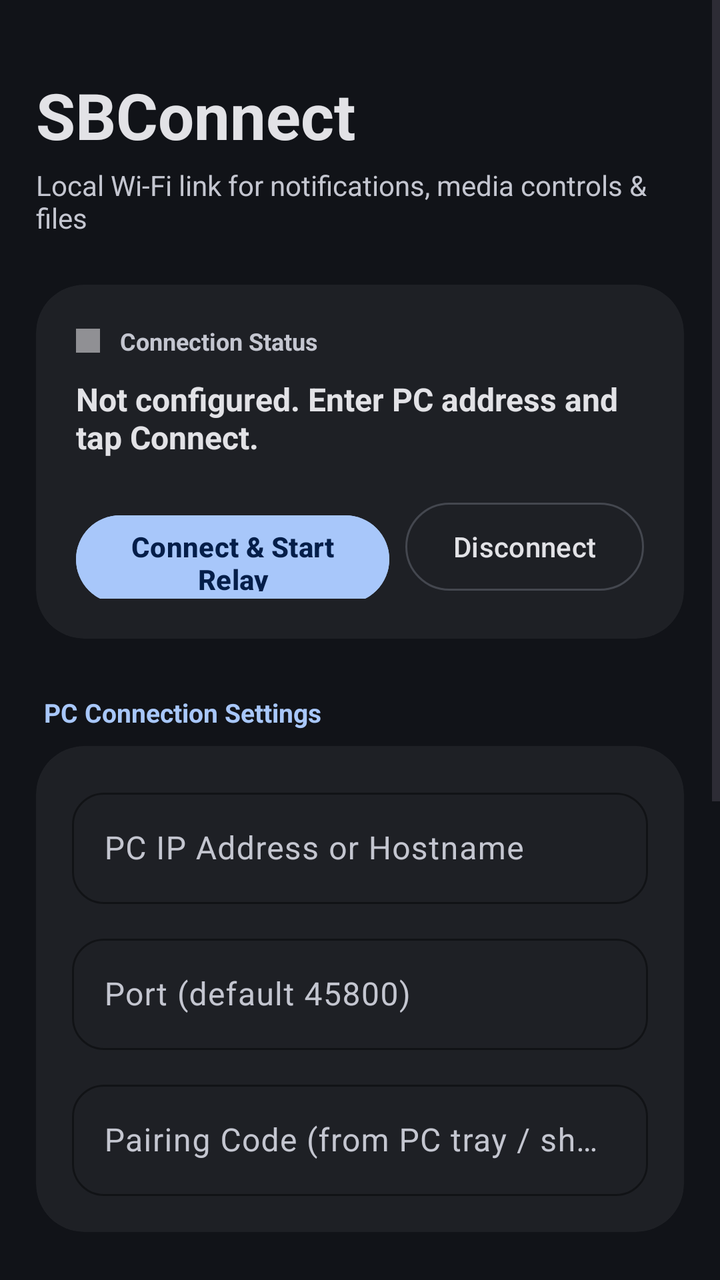
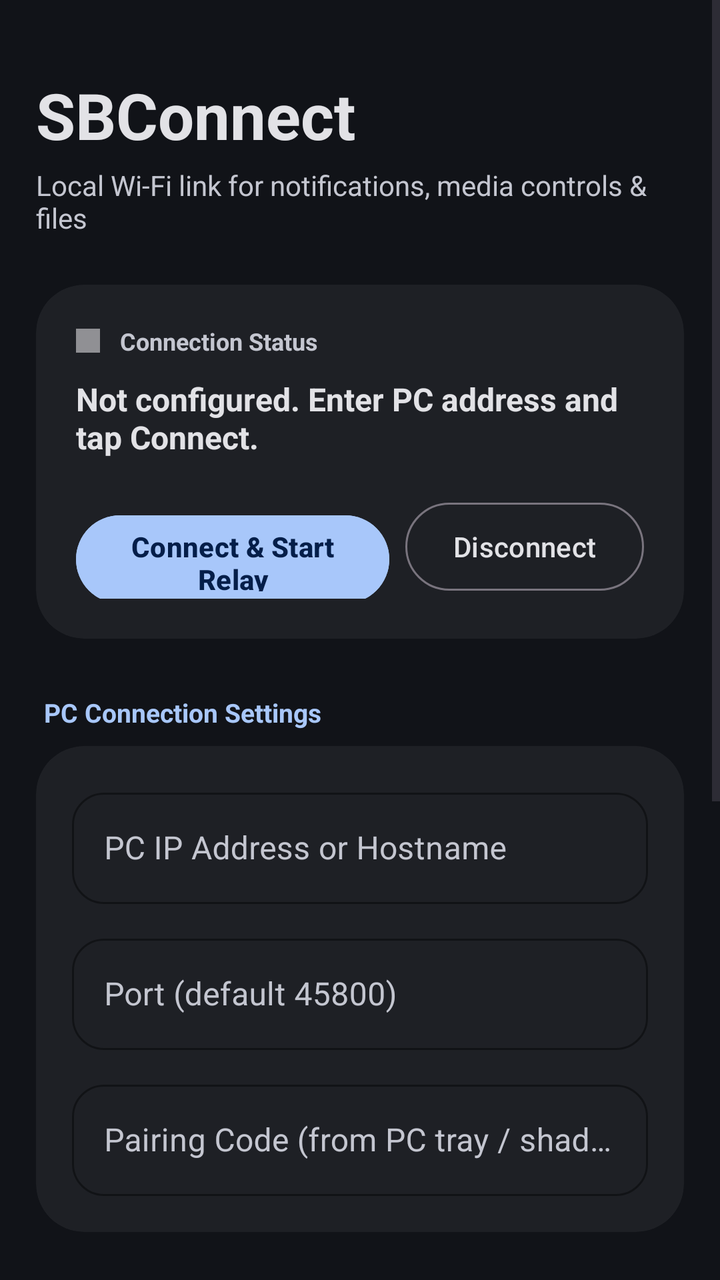

An Android layout rendered at two revisions. The XML below is the earlier revision; the diff shows what the commit changed to produce the second picture.
<!-- AndroidManifest.xml: application theme Theme.SBConnect -->
<!-- res/layout/activity_main.xml -->
<?xml version="1.0" encoding="utf-8"?>
<ScrollView xmlns:android="http://schemas.android.com/apk/res/android"
    xmlns:app="http://schemas.android.com/apk/res-auto"
    android:layout_width="match_parent"
    android:layout_height="match_parent"
    android:background="@color/surface"
    android:fillViewport="true">

    <LinearLayout
        android:layout_width="match_parent"
        android:layout_height="wrap_content"
        android:orientation="vertical"
        android:paddingHorizontal="18dp"
        android:paddingTop="36dp"
        android:paddingBottom="48dp">

        
        <TextView
            android:layout_width="wrap_content"
            android:layout_height="wrap_content"
            android:text="@string/app_name"
            android:textColor="@color/on_surface"
            android:textSize="32sp"
            android:textStyle="bold" />

        <TextView
            android:layout_width="wrap_content"
            android:layout_height="wrap_content"
            android:layout_marginTop="4dp"
            android:text="@string/app_subtitle"
            android:textColor="@color/on_surface_variant"
            android:textSize="14sp" />

        
        <com.google.android.material.card.MaterialCardView
            style="@style/Widget.SBConnect.Card"
            android:layout_width="match_parent"
            android:layout_height="wrap_content"
            android:layout_marginTop="24dp"
            app:cardCornerRadius="24dp">

            <LinearLayout
                android:layout_width="match_parent"
                android:layout_height="wrap_content"
                android:orientation="vertical"
                android:padding="20dp">

                <LinearLayout
                    android:layout_width="match_parent"
                    android:layout_height="wrap_content"
                    android:gravity="center_vertical"
                    android:orientation="horizontal">

                    <View
                        android:id="@+id/indicatorStatus"
                        android:layout_width="12dp"
                        android:layout_height="12dp"
                        android:background="@color/status_inactive" />

                    <TextView
                        android:layout_width="wrap_content"
                        android:layout_height="wrap_content"
                        android:layout_marginStart="10dp"
                        android:text="@string/section_status"
                        android:textColor="@color/on_surface_variant"
                        android:textSize="12sp"
                        android:textStyle="bold" />
                </LinearLayout>

                <TextView
                    android:id="@+id/textStatus"
                    android:layout_width="match_parent"
                    android:layout_height="wrap_content"
                    android:layout_marginTop="10dp"
                    android:text="@string/status_not_configured"
                    android:textColor="@color/on_surface"
                    android:textSize="16sp"
                    android:textStyle="bold" />

                <LinearLayout
                    android:layout_width="match_parent"
                    android:layout_height="wrap_content"
                    android:layout_marginTop="18dp"
                    android:orientation="horizontal">

                    <com.google.android.material.button.MaterialButton
                        android:id="@+id/buttonStart"
                        android:layout_width="0dp"
                        android:layout_height="52dp"
                        android:layout_weight="1"
                        android:backgroundTint="@color/primary"
                        android:text="@string/button_start"
                        android:textColor="@color/on_primary"
                        android:textSize="14sp"
                        android:textStyle="bold"
                        app:cornerRadius="26dp" />

                    <com.google.android.material.button.MaterialButton
                        android:id="@+id/buttonStop"
                        style="?attr/materialButtonOutlinedStyle"
                        android:layout_width="wrap_content"
                        android:layout_height="52dp"
                        android:layout_marginStart="8dp"
                        android:strokeColor="@color/outline"
                        android:text="@string/button_stop"
                        android:textColor="@color/on_surface"
                        app:cornerRadius="26dp" />
                </LinearLayout>
            </LinearLayout>
        </com.google.android.material.card.MaterialCardView>

        
        <TextView
            android:layout_width="wrap_content"
            android:layout_height="wrap_content"
            android:layout_marginStart="4dp"
            android:layout_marginTop="28dp"
            android:text="@string/section_connection"
            android:textColor="@color/primary"
            android:textSize="13sp"
            android:textStyle="bold" />

        
        <com.google.android.material.card.MaterialCardView
            style="@style/Widget.SBConnect.Card"
            android:layout_width="match_parent"
            android:layout_height="wrap_content"
            android:layout_marginTop="8dp"
            app:cardCornerRadius="24dp">

            <LinearLayout
                android:layout_width="match_parent"
                android:layout_height="wrap_content"
                android:orientation="vertical"
                android:padding="18dp">

                <com.google.android.material.textfield.TextInputLayout
                    style="@style/Widget.Material3.TextInputLayout.OutlinedBox"
                    android:layout_width="match_parent"
                    android:layout_height="wrap_content"
                    android:hint="@string/hint_host"
                    android:textColorHint="@color/on_surface_variant"
                    app:boxCornerRadiusBottomEnd="16dp"
                    app:boxCornerRadiusBottomStart="16dp"
                    app:boxCornerRadiusTopEnd="16dp"
                    app:boxCornerRadiusTopStart="16dp"
                    app:boxStrokeColor="@color/primary">

                    <com.google.android.material.textfield.TextInputEditText
                        android:id="@+id/inputHost"
                        android:layout_width="match_parent"
                        android:layout_height="wrap_content"
                        android:importantForAutofill="no"
                        android:inputType="textUri"
                        android:maxLines="1"
                        android:textColor="@color/on_surface" />
                </com.google.android.material.textfield.TextInputLayout>

                <com.google.android.material.textfield.TextInputLayout
                    style="@style/Widget.Material3.TextInputLayout.OutlinedBox"
                    android:layout_width="match_parent"
                    android:layout_height="wrap_content"
                    android:layout_marginTop="12dp"
                    android:hint="@string/hint_port"
                    android:textColorHint="@color/on_surface_variant"
                    app:boxCornerRadiusBottomEnd="16dp"
                    app:boxCornerRadiusBottomStart="16dp"
                    app:boxCornerRadiusTopEnd="16dp"
                    app:boxCornerRadiusTopStart="16dp"
                    app:boxStrokeColor="@color/primary">

                    <com.google.android.material.textfield.TextInputEditText
                        android:id="@+id/inputPort"
                        android:layout_width="match_parent"
                        android:layout_height="wrap_content"
                        android:importantForAutofill="no"
                        android:inputType="number"
                        android:maxLines="1"
                        android:textColor="@color/on_surface" />
                </com.google.android.material.textfield.TextInputLayout>

                <com.google.android.material.textfield.TextInputLayout
                    style="@style/Widget.Material3.TextInputLayout.OutlinedBox"
                    android:layout_width="match_parent"
                    android:layout_height="wrap_content"
                    android:layout_marginTop="12dp"
                    android:hint="@string/hint_code"
                    android:textColorHint="@color/on_surface_variant"
                    app:boxCornerRadiusBottomEnd="16dp"
                    app:boxCornerRadiusBottomStart="16dp"
                    app:boxCornerRadiusTopEnd="16dp"
                    app:boxCornerRadiusTopStart="16dp"
                    app:boxStrokeColor="@color/primary">

                    <com.google.android.material.textfield.TextInputEditText
                        android:id="@+id/inputCode"
                        android:layout_width="match_parent"
                        android:layout_height="wrap_content"
                        android:importantForAutofill="no"
                        android:inputType="text"
                        android:maxLines="1"
                        android:textColor="@color/on_surface" />
                </com.google.android.material.textfield.TextInputLayout>
            </LinearLayout>
        </com.google.android.material.card.MaterialCardView>

        
        <TextView
            android:layout_width="wrap_content"
            android:layout_height="wrap_content"
            android:layout_marginStart="4dp"
            android:layout_marginTop="28dp"
            android:text="@string/section_permissions"
            android:textColor="@color/primary"
            android:textSize="13sp"
            android:textStyle="bold" />

        
        <com.google.android.material.card.MaterialCardView
            style="@style/Widget.SBConnect.Card"
            android:layout_width="match_parent"
            android:layout_height="wrap_content"
            android:layout_marginTop="8dp"
            app:cardCornerRadius="24dp">

            <LinearLayout
                android:layout_width="match_parent"
                android:layout_height="wrap_content"
                android:orientation="vertical"
                android:padding="16dp">

                
                <LinearLayout
                    android:layout_width="match_parent"
                    android:layout_height="wrap_content"
                    android:gravity="center_vertical"
                    android:orientation="horizontal">

                    <LinearLayout
                        android:layout_width="0dp"
                        android:layout_height="wrap_content"
                        android:layout_weight="1"
                        android:orientation="vertical">

                        <TextView
                            android:layout_width="wrap_content"
                            android:layout_height="wrap_content"
                            android:text="@string/button_notification_access"
                            android:textColor="@color/on_surface"
                            android:textSize="15sp"
                            android:textStyle="bold" />

                        <TextView
                            android:layout_width="wrap_content"
                            android:layout_height="wrap_content"
                            android:layout_marginTop="2dp"
                            android:text="@string/desc_notification_access"
                            android:textColor="@color/on_surface_variant"
                            android:textSize="12sp" />
                    </LinearLayout>

                    <com.google.android.material.button.MaterialButton
                        android:id="@+id/buttonNotificationAccess"
                        style="?attr/materialButtonTonalStyle"
                        android:layout_width="wrap_content"
                        android:layout_height="wrap_content"
                        android:backgroundTint="@color/surface_container_high"
                        android:text="Grant"
                        android:textColor="@color/primary"
                        app:cornerRadius="18dp" />
                </LinearLayout>

                <View
                    android:layout_width="match_parent"
                    android:layout_height="1dp"
                    android:layout_marginVertical="12dp"
                    android:background="@color/outline_variant" />

                
                <LinearLayout
                    android:layout_width="match_parent"
                    android:layout_height="wrap_content"
                    android:gravity="center_vertical"
                    android:orientation="horizontal">

                    <LinearLayout
                        android:layout_width="0dp"
                        android:layout_height="wrap_content"
                        android:layout_weight="1"
                        android:orientation="vertical">

                        <TextView
                            android:layout_width="wrap_content"
                            android:layout_height="wrap_content"
                            android:text="@string/button_battery"
                            android:textColor="@color/on_surface"
                            android:textSize="15sp"
                            android:textStyle="bold" />

                        <TextView
                            android:layout_width="wrap_content"
                            android:layout_height="wrap_content"
                            android:layout_marginTop="2dp"
                            android:text="@string/desc_battery"
                            android:textColor="@color/on_surface_variant"
                            android:textSize="12sp" />
                    </LinearLayout>

                    <com.google.android.material.button.MaterialButton
                        android:id="@+id/buttonBattery"
                        style="?attr/materialButtonTonalStyle"
                        android:layout_width="wrap_content"
                        android:layout_height="wrap_content"
                        android:backgroundTint="@color/surface_container_high"
                        android:text="Settings"
                        android:textColor="@color/primary"
                        app:cornerRadius="18dp" />
                </LinearLayout>
            </LinearLayout>
        </com.google.android.material.card.MaterialCardView>

        
        <TextView
            android:layout_width="wrap_content"
            android:layout_height="wrap_content"
            android:layout_marginStart="4dp"
            android:layout_marginTop="28dp"
            android:text="@string/section_file"
            android:textColor="@color/primary"
            android:textSize="13sp"
            android:textStyle="bold" />

        
        <com.google.android.material.card.MaterialCardView
            style="@style/Widget.SBConnect.Card"
            android:layout_width="match_parent"
            android:layout_height="wrap_content"
            android:layout_marginTop="8dp"
            app:cardCornerRadius="24dp">

            <LinearLayout
                android:layout_width="match_parent"
                android:layout_height="wrap_content"
                android:gravity="center_vertical"
                android:orientation="horizontal"
                android:padding="18dp">

                <LinearLayout
                    android:layout_width="0dp"
                    android:layout_height="wrap_content"
                    android:layout_weight="1"
                    android:orientation="vertical">

                    <TextView
                        android:layout_width="wrap_content"
                        android:layout_height="wrap_content"
                        android:text="@string/button_send_file"
                        android:textColor="@color/on_surface"
                        android:textSize="15sp"
                        android:textStyle="bold" />

                    <TextView
                        android:layout_width="wrap_content"
                        android:layout_height="wrap_content"
                        android:layout_marginTop="2dp"
                        android:text="@string/desc_send_file"
                        android:textColor="@color/on_surface_variant"
                        android:textSize="12sp" />
                </LinearLayout>

                <com.google.android.material.button.MaterialButton
                    android:id="@+id/buttonSendFile"
                    style="?attr/materialButtonTonalStyle"
                    android:layout_width="wrap_content"
                    android:layout_height="wrap_content"
                    android:backgroundTint="@color/surface_container_high"
                    android:text="Choose"
                    android:textColor="@color/primary"
                    app:cornerRadius="18dp" />
            </LinearLayout>
        </com.google.android.material.card.MaterialCardView>

    </LinearLayout>
</ScrollView>
<!-- resources referenced by this layout -->
<resources>
  <color name="on_primary">#041E49</color>
  <color name="on_surface">#E2E2E6</color>
  <color name="on_surface_variant">#C4C6D0</color>
  <color name="outline">#44474F</color>
  <color name="outline_variant">#2E3036</color>
  <color name="primary">#A8C7FA</color>
  <color name="status_inactive">#909094</color>
  <color name="surface">#111318</color>
  <color name="surface_container_high">#282A2F</color>
  <string name="app_name">SBConnect</string>
  <string name="app_subtitle">Local Wi-Fi link for notifications, media controls &amp; files</string>
  <string name="button_battery">Background Activity</string>
  <string name="button_notification_access">Notification Access</string>
  <string name="button_send_file">Send File to PC</string>
  <string name="button_start">Connect &amp; Start Relay</string>
  <string name="button_stop">Disconnect</string>
  <string name="desc_battery">Allow uninterrupted background sync</string>
  <string name="desc_notification_access">Capture &amp; relay phone notifications to PC</string>
  <string name="desc_send_file">Pick and transfer any file to Downloads folder</string>
  <string name="hint_code">Pairing Code (from PC tray / shade)</string>
  <string name="hint_host">PC IP Address or Hostname</string>
  <string name="hint_port">Port (default 45800)</string>
  <string name="section_connection">PC Connection Settings</string>
  <string name="section_file">Quick Tools</string>
  <string name="section_permissions">System Permissions</string>
  <string name="section_status">Connection Status</string>
  <string name="status_not_configured">Not configured. Enter PC address and tap Connect.</string>
  <style name="Widget.SBConnect.Card" parent="Widget.Material3.CardView.Filled">
          <item name="cardBackgroundColor">@color/surface_container</item>
          <item name="shapeAppearanceOverlay">@style/ShapeAppearance.SBConnect.LargeCard</item>
          <item name="cardElevation">0dp</item>
          <item name="strokeWidth">0dp</item>
      </style>
  <style name="Theme.SBConnect" parent="Theme.Material3.DayNight.NoActionBar">
          <item name="colorPrimary">@color/primary</item>
          <item name="colorOnPrimary">@color/on_primary</item>
          <item name="colorPrimaryContainer">@color/primary_container</item>
          <item name="colorOnPrimaryContainer">@color/on_primary_container</item>
          <item name="colorSecondary">@color/secondary</item>
          <item name="colorOnSecondary">@color/on_secondary</item>
          <item name="colorSurface">@color/surface</item>
          <item name="colorOnSurface">@color/on_surface</item>
          <item name="colorOnSurfaceVariant">@color/on_surface_variant</item>
          <item name="colorOutline">@color/outline</item>
          <item name="android:statusBarColor">@color/surface</item>
          <item name="android:navigationBarColor">@color/surface</item>
      </style>
  <color name="surface_container">#1E2025</color>
  <style name="ShapeAppearance.SBConnect.LargeCard" parent="ShapeAppearance.Material3.Corner.Large">
          <item name="cornerSize">24dp</item>
      </style>
  <color name="primary_container">#004A77</color>
  <color name="on_primary_container">#D3E3FD</color>
  <color name="secondary">#80DCA0</color>
  <color name="on_secondary">#00381B</color>
</resources>

<!-- the commit's change to res/layout/activity_main.xml (unified diff, before → after) -->
@@ -10,7 +10,8 @@
         android:layout_width="match_parent"
         android:layout_height="wrap_content"
         android:orientation="vertical"
-        android:paddingHorizontal="18dp"
+        android:paddingLeft="18dp"
+        android:paddingRight="18dp"
         android:paddingTop="36dp"
         android:paddingBottom="48dp">
 
@@ -33,11 +34,13 @@
 
         
         <com.google.android.material.card.MaterialCardView
-            style="@style/Widget.SBConnect.Card"
             android:layout_width="match_parent"
             android:layout_height="wrap_content"
             android:layout_marginTop="24dp"
-            app:cardCornerRadius="24dp">
+            app:cardBackgroundColor="@color/surface_container"
+            app:cardCornerRadius="24dp"
+            app:cardElevation="0dp"
+            app:strokeWidth="0dp">
 
             <LinearLayout
                 android:layout_width="match_parent"
@@ -122,11 +125,13 @@
 
         
         <com.google.android.material.card.MaterialCardView
-            style="@style/Widget.SBConnect.Card"
             android:layout_width="match_parent"
             android:layout_height="wrap_content"
             android:layout_marginTop="8dp"
-            app:cardCornerRadius="24dp">
+            app:cardBackgroundColor="@color/surface_container"
+            app:cardCornerRadius="24dp"
+            app:cardElevation="0dp"
+            app:strokeWidth="0dp">
 
             <LinearLayout
                 android:layout_width="match_parent"
@@ -135,7 +140,7 @@
                 android:padding="18dp">
 
                 <com.google.android.material.textfield.TextInputLayout
-                    style="@style/Widget.Material3.TextInputLayout.OutlinedBox"
+                    style="@style/Widget.MaterialComponents.TextInputLayout.OutlinedBox"
                     android:layout_width="match_parent"
                     android:layout_height="wrap_content"
                     android:hint="@string/hint_host"
@@ -157,7 +162,7 @@
                 </com.google.android.material.textfield.TextInputLayout>
 
                 <com.google.android.material.textfield.TextInputLayout
-                    style="@style/Widget.Material3.TextInputLayout.OutlinedBox"
+                    style="@style/Widget.MaterialComponents.TextInputLayout.OutlinedBox"
                     android:layout_width="match_parent"
                     android:layout_height="wrap_content"
                     android:layout_marginTop="12dp"
@@ -180,7 +185,7 @@
                 </com.google.android.material.textfield.TextInputLayout>
 
                 <com.google.android.material.textfield.TextInputLayout
-                    style="@style/Widget.Material3.TextInputLayout.OutlinedBox"
+                    style="@style/Widget.MaterialComponents.TextInputLayout.OutlinedBox"
                     android:layout_width="match_parent"
                     android:layout_height="wrap_content"
                     android:layout_marginTop="12dp"
@@ -217,11 +222,13 @@
 
         
         <com.google.android.material.card.MaterialCardView
-            style="@style/Widget.SBConnect.Card"
             android:layout_width="match_parent"
             android:layout_height="wrap_content"
             android:layout_marginTop="8dp"
-            app:cardCornerRadius="24dp">
+            app:cardBackgroundColor="@color/surface_container"
+            app:cardCornerRadius="24dp"
+            app:cardElevation="0dp"
+            app:strokeWidth="0dp">
 
             <LinearLayout
                 android:layout_width="match_parent"
@@ -261,10 +268,10 @@
 
                     <com.google.android.material.button.MaterialButton
                         android:id="@+id/buttonNotificationAccess"
-                        style="?attr/materialButtonTonalStyle"
-                        android:layout_width="wrap_content"
-                        android:layout_height="wrap_content"
-                        android:backgroundTint="@color/surface_container_high"
+                        style="?attr/materialButtonOutlinedStyle"
+                        android:layout_width="wrap_content"
+                        android:layout_height="wrap_content"
+                        android:strokeColor="@color/outline"
                         android:text="Grant"
                         android:textColor="@color/primary"
                         app:cornerRadius="18dp" />
@@ -273,7 +280,8 @@
                 <View
                     android:layout_width="match_parent"
                     android:layout_height="1dp"
-                    android:layout_marginVertical="12dp"
+                    android:layout_marginTop="12dp"
+                    android:layout_marginBottom="12dp"
                     android:background="@color/outline_variant" />
 
                 
@@ -308,10 +316,10 @@
 
                     <com.google.android.material.button.MaterialButton
                         android:id="@+id/buttonBattery"
-                        style="?attr/materialButtonTonalStyle"
-                        android:layout_width="wrap_content"
-                        android:layout_height="wrap_content"
-                        android:backgroundTint="@color/surface_container_high"
+                        style="?attr/materialButtonOutlinedStyle"
+                        android:layout_width="wrap_content"
+                        android:layout_height="wrap_content"
+                        android:strokeColor="@color/outline"
                         android:text="Settings"
                         android:textColor="@color/primary"
                         app:cornerRadius="18dp" />
@@ -332,11 +340,13 @@
 
         
         <com.google.android.material.card.MaterialCardView
-            style="@style/Widget.SBConnect.Card"
             android:layout_width="match_parent"
             android:layout_height="wrap_content"
             android:layout_marginTop="8dp"
-            app:cardCornerRadius="24dp">
+            app:cardBackgroundColor="@color/surface_container"
+            app:cardCornerRadius="24dp"
+            app:cardElevation="0dp"
+            app:strokeWidth="0dp">
 
             <LinearLayout
                 android:layout_width="match_parent"
@@ -370,10 +380,10 @@
 
                 <com.google.android.material.button.MaterialButton
                     android:id="@+id/buttonSendFile"
-                    style="?attr/materialButtonTonalStyle"
+                    style="?attr/materialButtonOutlinedStyle"
                     android:layout_width="wrap_content"
                     android:layout_height="wrap_content"
-                    android:backgroundTint="@color/surface_container_high"
+                    android:strokeColor="@color/outline"
                     android:text="Choose"
                     android:textColor="@color/primary"
                     app:cornerRadius="18dp" />
<!-- resource entries referenced after the edit -->
@@ -8,7 +8,7 @@
   <color name="primary">#A8C7FA</color>
   <color name="status_inactive">#909094</color>
   <color name="surface">#111318</color>
-  <color name="surface_container_high">#282A2F</color>
+  <color name="surface_container">#1E2025</color>
   <string name="app_name">SBConnect</string>
   <string name="app_subtitle">Local Wi-Fi link for notifications, media controls &amp; files</string>
   <string name="button_battery">Background Activity</string>
@@ -27,33 +27,13 @@
   <string name="section_permissions">System Permissions</string>
   <string name="section_status">Connection Status</string>
   <string name="status_not_configured">Not configured. Enter PC address and tap Connect.</string>
-  <style name="Widget.SBConnect.Card" parent="Widget.Material3.CardView.Filled">
-          <item name="cardBackgroundColor">@color/surface_container</item>
-          <item name="shapeAppearanceOverlay">@style/ShapeAppearance.SBConnect.LargeCard</item>
-          <item name="cardElevation">0dp</item>
-          <item name="strokeWidth">0dp</item>
-      </style>
   <style name="Theme.SBConnect" parent="Theme.Material3.DayNight.NoActionBar">
           <item name="colorPrimary">@color/primary</item>
           <item name="colorOnPrimary">@color/on_primary</item>
-          <item name="colorPrimaryContainer">@color/primary_container</item>
-          <item name="colorOnPrimaryContainer">@color/on_primary_container</item>
           <item name="colorSecondary">@color/secondary</item>
-          <item name="colorOnSecondary">@color/on_secondary</item>
-          <item name="colorSurface">@color/surface</item>
-          <item name="colorOnSurface">@color/on_surface</item>
-          <item name="colorOnSurfaceVariant">@color/on_surface_variant</item>
-          <item name="colorOutline">@color/outline</item>
-          <item name="android:statusBarColor">@color/surface</item>
-          <item name="android:navigationBarColor">@color/surface</item>
+          <item name="android:statusBarColor">@color/primary_dark</item>
       </style>
-  <color name="surface_container">#1E2025</color>
-  <style name="ShapeAppearance.SBConnect.LargeCard" parent="ShapeAppearance.Material3.Corner.Large">
-          <item name="cornerSize">24dp</item>
-      </style>
-  <color name="primary_container">#004A77</color>
-  <color name="on_primary_container">#D3E3FD</color>
   <color name="secondary">#80DCA0</color>
-  <color name="on_secondary">#00381B</color>
+  <color name="primary_dark">#121316</color>
 </resources>
 
